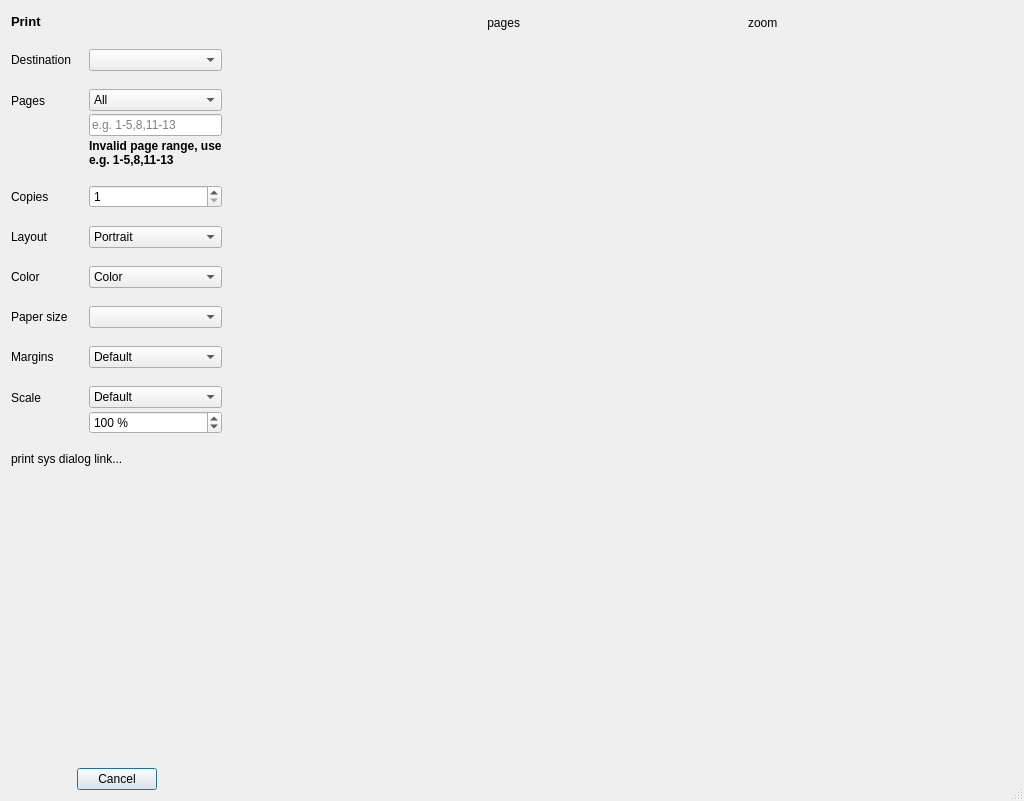
Qt form src/desktop/printdialog.ui (rgriebl/brickstore) before a commit.
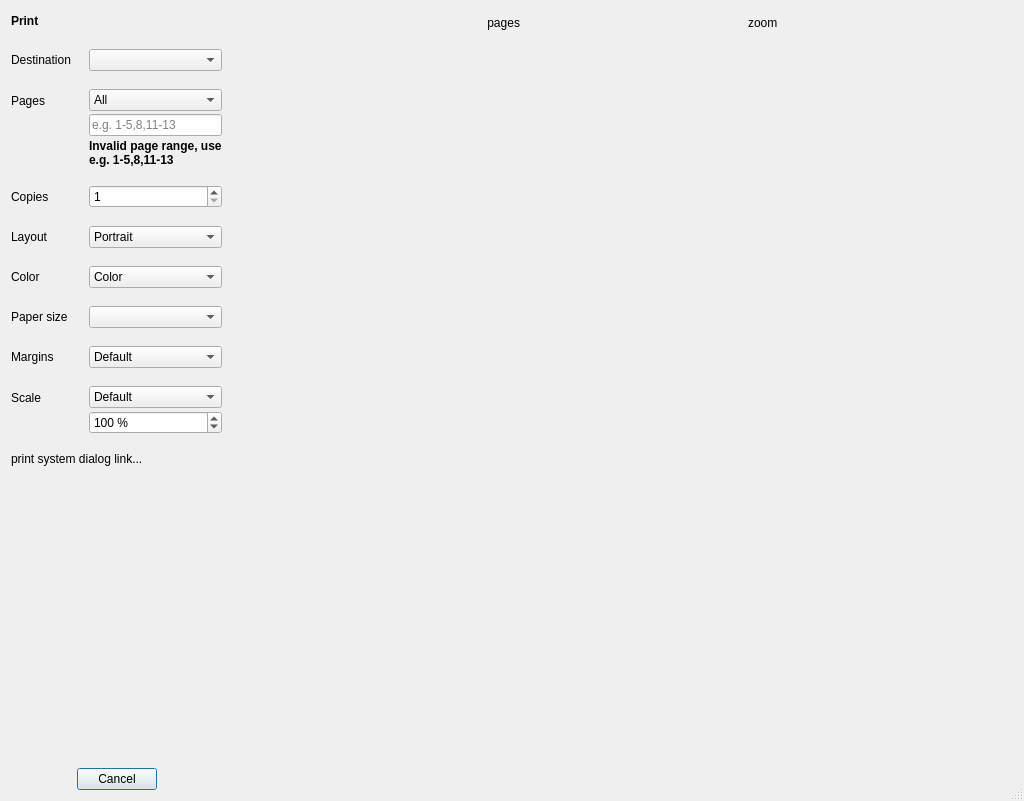
The same form after that commit. Icons and pictures are not drawn.

Diff of the .ui file:
```diff
--- a/src/desktop/printdialog.ui
+++ b/src/desktop/printdialog.ui
@@ -278,8 +278,6 @@
         <widget class="QLabel" name="label">
          <property name="font">
           <font>
-           <pointsize>10</pointsize>
-           <weight>75</weight>
            <bold>true</bold>
           </font>
          </property>
@@ -520,7 +518,7 @@
      <item>
       <widget class="QLabel" name="w_sysprint">
        <property name="text">
-        <string notr="true">print sys dialog link...</string>
+        <string notr="true">print system dialog link...</string>
        </property>
       </widget>
      </item>
```
Left out of the diff: 25 changed lines with no effect on the pictures. Lines whose indentation alone changed are shown as unchanged.
